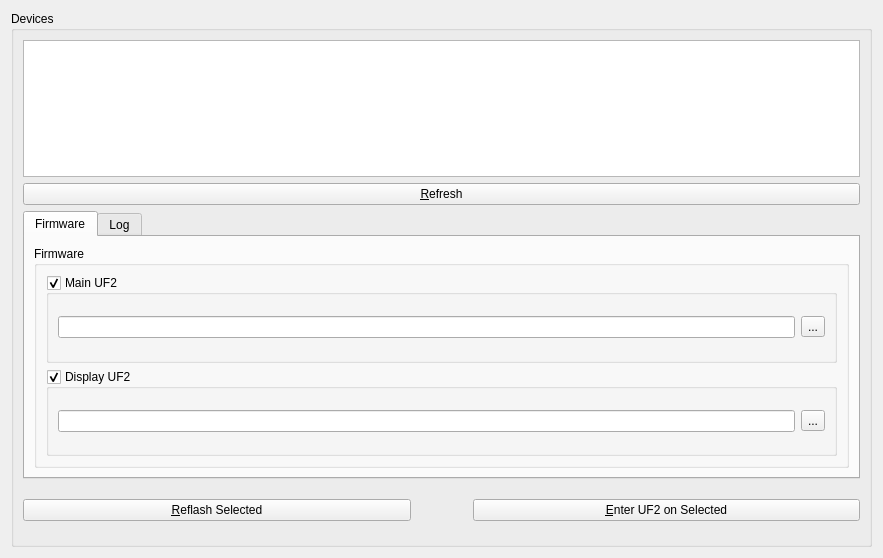
First picture: the form in src/ui/main.ui, repository freewili/freewili-updater, before the edit.
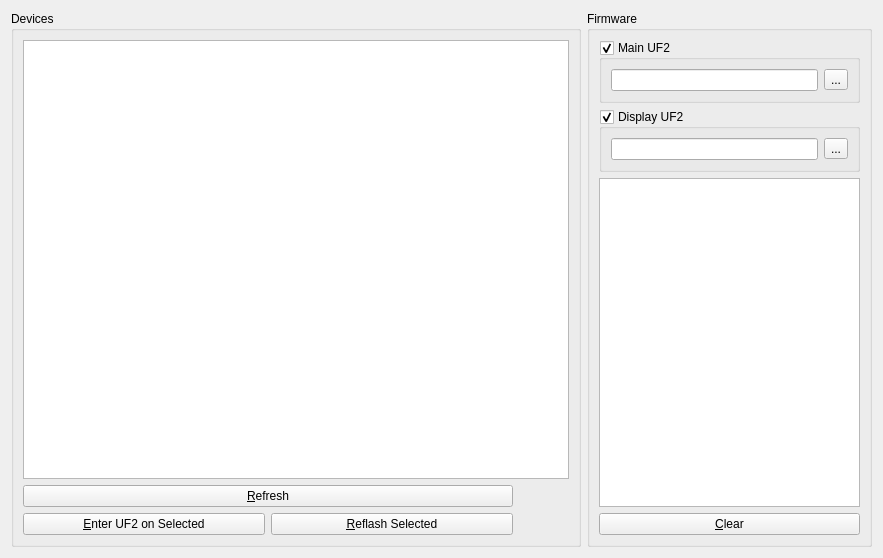
Second picture: the form after the edit. Icons and pictures are not drawn.

Commit message: update layout and fixed one issues on linux

The edit to the form file:
```diff
--- a/src/ui/main.ui
+++ b/src/ui/main.ui
@@ -13,21 +13,39 @@
   <property name="windowTitle">
    <string>Free-Wili Firmware Updater</string>
   </property>
-  <layout class="QGridLayout" name="gridLayout_5">
+  <layout class="QGridLayout" name="gridLayout" columnstretch="2,1">
    <item row="0" column="0">
     <widget class="QGroupBox" name="groupBox">
      <property name="title">
       <string>Devices</string>
      </property>
-     <layout class="QGridLayout" name="gridLayout_4" rowstretch="1,0,0,0">
-      <item row="3" column="2">
+     <layout class="QGridLayout" name="gridLayout_4">
+      <item row="1" column="0">
+       <layout class="QGridLayout" name="gridLayout_5">
+        <item row="2" column="1">
+         <widget class="QPushButton" name="pushButtonReflash">
+          <property name="text">
+           <string>&amp;Reflash Selected</string>
+          </property>
+         </widget>
+        </item>
+        <item row="2" column="0">
        <widget class="QPushButton" name="pushButtonEnterUf2">
         <property name="text">
          <string>&amp;Enter UF2 on Selected</string>
         </property>
        </widget>
       </item>
-      <item row="3" column="1">
+        <item row="0" column="0" colspan="2">
+         <widget class="QPushButton" name="pushButtonRefresh">
+          <property name="text">
+           <string>&amp;Refresh</string>
+          </property>
+         </widget>
+        </item>
+       </layout>
+      </item>
+      <item row="1" column="1">
        <widget class="QLabel" name="labelSpinner">
         <property name="minimumSize">
          <size>
@@ -46,30 +64,34 @@
         </property>
        </widget>
       </item>
-      <item row="3" column="0">
-       <widget class="QPushButton" name="pushButtonReflash">
-        <property name="text">
-         <string>&amp;Reflash Selected</string>
+      <item row="0" column="0" colspan="2">
+       <widget class="QTreeView" name="treeViewDevices">
+        <property name="styleSheet">
+         <string notr="true">QTreeView {
+    background-image: url(:/images/fw-logo.png);
+    background-position: center center;
+    background-repeat: no-repeat;
+    background-attachment: fixed;
+}
+QTreeView::header {
+    background-image: none;
+}</string>
         </property>
+        <property name="selectionMode">
+         <enum>QAbstractItemView::SelectionMode::ExtendedSelection</enum>
+        </property>
        </widget>
       </item>
-      <item row="2" column="0" colspan="3">
-       <widget class="QTabWidget" name="tabWidget">
-        <property name="currentIndex">
-         <number>0</number>
-        </property>
-        <widget class="QWidget" name="tabFirmware">
-         <attribute name="title">
-          <string>Firmware</string>
-         </attribute>
-         <layout class="QGridLayout" name="gridLayout_6">
-          <item row="0" column="0">
+     </layout>
+    </widget>
+   </item>
+   <item row="0" column="1">
            <widget class="QGroupBox" name="groupBoxFirmware">
             <property name="title">
              <string>Firmware</string>
             </property>
-            <layout class="QGridLayout" name="gridLayout">
-             <item row="0" column="0">
+     <layout class="QVBoxLayout" name="verticalLayout">
+      <item>
               <widget class="QGroupBox" name="groupBoxMainUf2">
                <property name="title">
                 <string>Main UF2</string>
@@ -91,7 +113,7 @@
                </layout>
               </widget>
              </item>
-             <item row="1" column="0">
+      <item>
               <widget class="QGroupBox" name="groupBoxDisplayUf2">
                <property name="title">
                 <string>Display UF2</string>
@@ -100,9 +122,6 @@
                 <bool>true</bool>
                </property>
                <layout class="QGridLayout" name="gridLayout_3">
-                <item row="0" column="0">
-                 <widget class="QLineEdit" name="lineEditDisplayUf2"/>
-                </item>
                 <item row="0" column="1">
                  <widget class="QToolButton" name="toolButtonDisplayUf2Browse">
                   <property name="text">
@@ -110,50 +129,19 @@
                   </property>
                  </widget>
                 </item>
-               </layout>
-              </widget>
-             </item>
-            </layout>
-           </widget>
-          </item>
-         </layout>
-        </widget>
-        <widget class="QWidget" name="tabLog">
-         <attribute name="title">
-          <string>Log</string>
-         </attribute>
-         <layout class="QGridLayout" name="gridLayout_7">
           <item row="0" column="0">
+          <widget class="QLineEdit" name="lineEditDisplayUf2"/>
+         </item>
+        </layout>
+       </widget>
+      </item>
+      <item>
            <widget class="QTextEdit" name="textEditLog"/>
           </item>
-          <item row="1" column="0">
+      <item>
            <widget class="QPushButton" name="pushButtonLogClear">
             <property name="text">
              <string>&amp;Clear</string>
-            </property>
-           </widget>
-          </item>
-         </layout>
-        </widget>
-       </widget>
-      </item>
-      <item row="1" column="0" colspan="3">
-       <widget class="QPushButton" name="pushButtonRefresh">
-        <property name="text">
-         <string>&amp;Refresh</string>
-        </property>
-       </widget>
-      </item>
-      <item row="0" column="0" colspan="3">
-       <widget class="QTreeView" name="treeViewDevices">
-        <property name="styleSheet">
-         <string notr="true">background-image: url(:/images/fw-logo.png);
-background-position: center center;
-background-repeat: no-repeat;
-background-attachment:fixed;</string>
-        </property>
-        <property name="selectionMode">
-         <enum>QAbstractItemView::SelectionMode::ExtendedSelection</enum>
         </property>
        </widget>
       </item>
```
Lines whose indentation alone changed are shown as unchanged. The commit also changes 7 other files.
